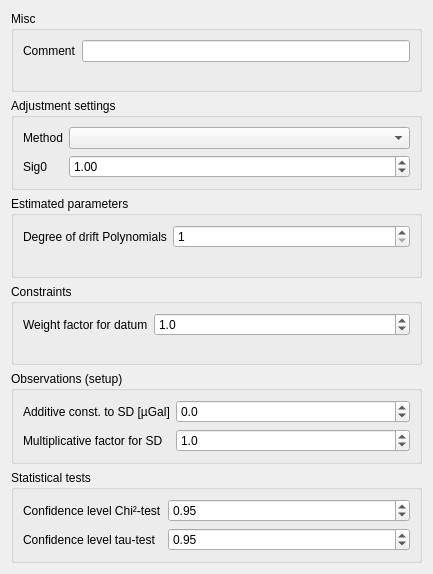
Above: gravtools/gui/dialog_estimation_settings.ui from ahellers/GravTools before the change. Below: the same form after it.
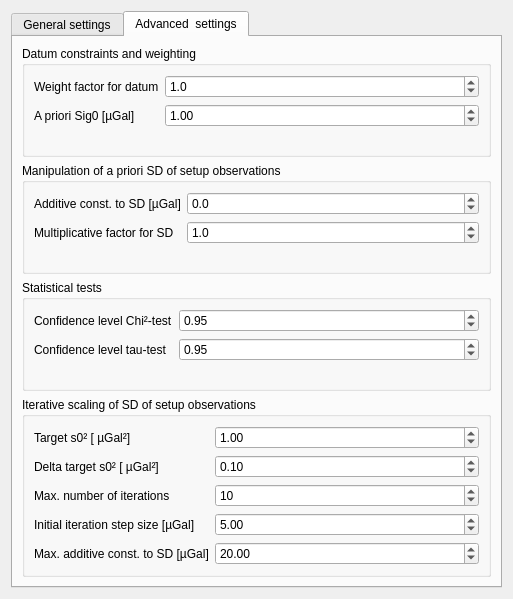
That is the form after the change. The open tabs and pages were chosen to show the change.

Commit message: Implemented GUI features for iterative adjustment.

Diff of the .ui file:
```diff
--- a/gravtools/gui/dialog_estimation_settings.ui
+++ b/gravtools/gui/dialog_estimation_settings.ui
@@ -6,8 +6,8 @@
    <rect>
     <x>0</x>
     <y>0</y>
-    <width>433</width>
-    <height>574</height>
+    <width>513</width>
+    <height>599</height>
    </rect>
   </property>
   <property name="windowTitle">
@@ -15,35 +15,15 @@
   </property>
   <layout class="QVBoxLayout" name="verticalLayout_3">
    <item>
-    <widget class="QGroupBox" name="groupBox_misc">
-     <property name="title">
-      <string>Misc</string>
+    <widget class="QTabWidget" name="tabWidget_estimation_settings">
+     <property name="currentIndex">
+      <number>0</number>
      </property>
-     <layout class="QVBoxLayout" name="verticalLayout_5">
-      <item>
-       <layout class="QFormLayout" name="formLayout_4">
-        <item row="0" column="0">
-         <widget class="QLabel" name="label_5">
-          <property name="toolTip">
-           <string>Optional comment on the LSM run.</string>
-          </property>
-          <property name="text">
-           <string>Comment</string>
-          </property>
-         </widget>
-        </item>
-        <item row="0" column="1">
-         <widget class="QLineEdit" name="lineEdit_comment">
-          <property name="toolTip">
-           <string>Optional comment on the LSM run.</string>
-          </property>
-         </widget>
-        </item>
-       </layout>
-      </item>
-     </layout>
-    </widget>
-   </item>
+     <widget class="QWidget" name="tab_general_settings">
+      <attribute name="title">
+       <string>General settings</string>
+      </attribute>
+      <layout class="QVBoxLayout" name="verticalLayout_8">
    <item>
     <widget class="QGroupBox" name="groupBox_adjustment_settings">
      <property name="title">
@@ -70,25 +50,19 @@
          </widget>
         </item>
         <item row="1" column="0">
-         <widget class="QLabel" name="label_sig0">
+             <widget class="QLabel" name="label_5">
           <property name="toolTip">
            <string>A priori standard deviation of the unit weight. The covariance matrix of observations including constraints (Sig_ll) will be divided by sig0²!</string>
           </property>
           <property name="text">
-           <string>Sig0</string>
+               <string>Comment</string>
           </property>
          </widget>
         </item>
         <item row="1" column="1">
-         <widget class="QDoubleSpinBox" name="doubleSpinBox_sig0">
+             <widget class="QLineEdit" name="lineEdit_comment">
           <property name="toolTip">
-           <string>A priori standard deviation of the unit weight. The covariance matrix of observations including constraints (Sig_ll) will be divided by sig0²!</string>
-          </property>
-          <property name="maximum">
-           <double>1000000.000000000000000</double>
-          </property>
-          <property name="value">
-           <double>1.000000000000000</double>
+               <string>Optional comment on the LSM run.</string>
           </property>
          </widget>
         </item>
@@ -137,9 +111,29 @@
     </widget>
    </item>
    <item>
+        <spacer name="verticalSpacer">
+         <property name="orientation">
+          <enum>Qt::Vertical</enum>
+         </property>
+         <property name="sizeHint" stdset="0">
+          <size>
+           <width>20</width>
+           <height>40</height>
+          </size>
+         </property>
+        </spacer>
+       </item>
+      </layout>
+     </widget>
+     <widget class="QWidget" name="tab_advanced_settings">
+      <attribute name="title">
+       <string>Advanced  settings</string>
+      </attribute>
+      <layout class="QVBoxLayout" name="verticalLayout_9">
+       <item>
     <widget class="QGroupBox" name="groupBox_constraints">
      <property name="title">
-      <string>Constraints</string>
+          <string>Datum constraints and weighting</string>
      </property>
      <layout class="QVBoxLayout" name="verticalLayout_4">
       <item>
@@ -170,6 +164,29 @@
           </property>
          </widget>
         </item>
+            <item row="1" column="1">
+             <widget class="QDoubleSpinBox" name="doubleSpinBox_sig0">
+              <property name="toolTip">
+               <string>A priori standard deviation of the unit weight. The covariance matrix of observations including constraints (Sig_ll) will be divided by sig0²!</string>
+              </property>
+              <property name="maximum">
+               <double>1000000.000000000000000</double>
+              </property>
+              <property name="value">
+               <double>1.000000000000000</double>
+              </property>
+             </widget>
+            </item>
+            <item row="1" column="0">
+             <widget class="QLabel" name="label_sig0">
+              <property name="toolTip">
+               <string>A priori standard deviation of the unit weight. The covariance matrix of observations including constraints (Sig_ll) will be divided by sig0²!</string>
+              </property>
+              <property name="text">
+               <string>A priori Sig0 [µGal]</string>
+              </property>
+             </widget>
+            </item>
        </layout>
       </item>
      </layout>
@@ -178,7 +195,7 @@
    <item>
     <widget class="QGroupBox" name="groupBox_observations">
      <property name="title">
-      <string>Observations (setup)</string>
+          <string>Manipulation of a priori SD of setup observations</string>
      </property>
      <layout class="QVBoxLayout" name="verticalLayout_7">
       <item>
@@ -309,6 +326,144 @@
        </layout>
       </item>
      </layout>
+        </widget>
+       </item>
+       <item>
+        <widget class="QGroupBox" name="groupBox_iterative_scaling">
+         <property name="title">
+          <string>Iterative scaling of SD of setup observations</string>
+         </property>
+         <layout class="QVBoxLayout" name="verticalLayout_5">
+          <item>
+           <layout class="QFormLayout" name="formLayout_4">
+            <item row="0" column="0">
+             <widget class="QLabel" name="label_target_s02">
+              <property name="toolTip">
+               <string>Target variance of unit weight for the iteration.</string>
+              </property>
+              <property name="text">
+               <string>Target s0² [ µGal²]</string>
+              </property>
+             </widget>
+            </item>
+            <item row="0" column="1">
+             <widget class="QDoubleSpinBox" name="doubleSpinBox_target_s02">
+              <property name="toolTip">
+               <string>Target variance of unit weight for the iteration.</string>
+              </property>
+              <property name="value">
+               <double>1.000000000000000</double>
+              </property>
+             </widget>
+            </item>
+            <item row="1" column="0">
+             <widget class="QLabel" name="label_delta_target_s02">
+              <property name="toolTip">
+               <string>Permitted deviation of the target variance of unit weight.</string>
+              </property>
+              <property name="text">
+               <string>Delta target s0² [ µGal²]</string>
+              </property>
+             </widget>
+            </item>
+            <item row="1" column="1">
+             <widget class="QDoubleSpinBox" name="doubleSpinBox_delta_target_s02">
+              <property name="toolTip">
+               <string>Permitted deviation of the target variance of unit weight.</string>
+              </property>
+              <property name="maximum">
+               <double>10.000000000000000</double>
+              </property>
+              <property name="singleStep">
+               <double>0.100000000000000</double>
+              </property>
+              <property name="value">
+               <double>0.100000000000000</double>
+              </property>
+             </widget>
+            </item>
+            <item row="2" column="1">
+             <widget class="QSpinBox" name="spinBox_max_number_of_iterations">
+              <property name="toolTip">
+               <string>Maximum number of iterations.</string>
+              </property>
+              <property name="minimum">
+               <number>1</number>
+              </property>
+              <property name="maximum">
+               <number>100</number>
+              </property>
+              <property name="value">
+               <number>10</number>
+              </property>
+             </widget>
+            </item>
+            <item row="2" column="0">
+             <widget class="QLabel" name="label_max_number_of_iterations">
+              <property name="toolTip">
+               <string>Maximum number of iterations.</string>
+              </property>
+              <property name="text">
+               <string>Max. number of iterations</string>
+              </property>
+             </widget>
+            </item>
+            <item row="4" column="0">
+             <widget class="QLabel" name="label_max_additive_const_to_sd">
+              <property name="toolTip">
+               <string>Definines the maximim permitted additive constant to the standard deviations of the setup observations at the end of the iteration process.</string>
+              </property>
+              <property name="text">
+               <string>Max. additive const. to SD [µGal]</string>
+              </property>
+             </widget>
+            </item>
+            <item row="4" column="1">
+             <widget class="QDoubleSpinBox" name="doubleSpinBox_max_additive_const_to_sd">
+              <property name="toolTip">
+               <string>Definines the maximim permitted additive constant to the standard deviations of the setup observations at the end of the iteration process.</string>
+              </property>
+              <property name="maximum">
+               <double>100.000000000000000</double>
+              </property>
+              <property name="value">
+               <double>20.000000000000000</double>
+              </property>
+             </widget>
+            </item>
+            <item row="3" column="1">
+             <widget class="QDoubleSpinBox" name="doubleSpinBox_initial_step_size">
+              <property name="toolTip">
+               <string>The initial iteration setp size defines how much the SD of all setup observationa is changed initially. Within the iteration process this step size may become smaller in order to reach the s0² target.</string>
+              </property>
+              <property name="minimum">
+               <double>0.100000000000000</double>
+              </property>
+              <property name="maximum">
+               <double>100.000000000000000</double>
+              </property>
+              <property name="value">
+               <double>5.000000000000000</double>
+              </property>
+             </widget>
+            </item>
+            <item row="3" column="0">
+             <widget class="QLabel" name="label_initial_setp_size">
+              <property name="toolTip">
+               <string>The initial iteration setp size defines how much the SD of all setup observationa is changed initially. Within the iteration process this step size may become smaller in order to reach the s0² target.</string>
+              </property>
+              <property name="text">
+               <string>Initial iteration step size [µGal]</string>
+              </property>
+             </widget>
+            </item>
+           </layout>
+          </item>
+         </layout>
+        </widget>
+       </item>
+      </layout>
+     </widget>
     </widget>
    </item>
   </layout>
```
Left out of the diff: 12 changed lines with no effect on the pictures. Lines whose indentation alone changed are shown as unchanged. The commit also changes 7 other files.
